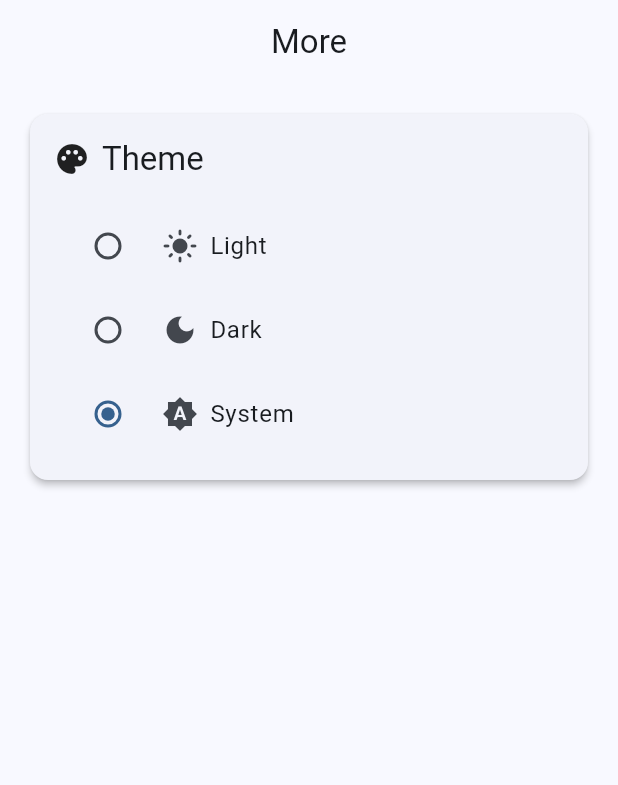
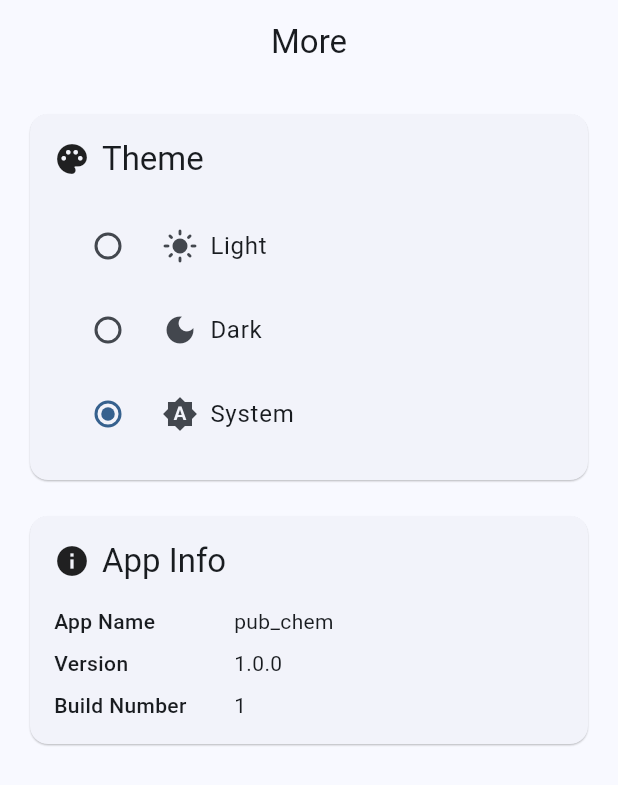
Before and after one commit to monirhelalee/pub_chem, a Flutter app: the MoreScreen screen opened by its route, on a phone screen of 412 x 824 dp. Shown: the top 785 px of the screen. Run offline on Flutter 3.47's test engine with Material 3 defaults, Android fonts, the phone set to English and light mode, and no system bars; our stand-ins replace bloc, dio, flutter_bloc, freezed_annotation, get_it, go_router and 2 more; accounts and stored records are empty; generated files the repository leaves out were written again; network calls fail.

Commit message:
add app info in 'More' screen

```diff
--- a/lib/app/utils/constants.dart
+++ b/lib/app/utils/constants.dart
@@ -2,6 +2,7 @@ class Constants {
   Constants._();
 
   static const List<String> featuredCompounds = [
+    'Monir',
     'Aspirin',
     'Caffeine',
     'Glucose',
--- a/lib/compound_details/view/bloc/compound_details_bloc.dart
+++ b/lib/compound_details/view/bloc/compound_details_bloc.dart
@@ -21,9 +21,11 @@ class CompoundDetailsBloc
   ) async {
     emit(const CompoundDetailsState.loading());
     try {
-      final compound = await _repository.getCompoundDetails(loadEvent.compoundName);
+      final compound = await _repository.getCompoundDetails(
+        loadEvent.compoundName,
+      );
       emit(CompoundDetailsState.loaded(compound: compound));
-    } catch (e) {
+    } on Exception catch (e) {
       emit(
         CompoundDetailsState.error(
           message: e.toString(),
--- a/lib/compound_details/view/compound_details_screen.dart
+++ b/lib/compound_details/view/compound_details_screen.dart
@@ -278,7 +278,7 @@ class _CompoundDetailsScreenState extends State<CompoundDetailsScreen> {
             ),
             const SizedBox(height: 8),
             Text(
-              message,
+              'Please try again!',
               textAlign: TextAlign.center,
               style: Theme.of(context).textTheme.bodyMedium?.copyWith(
                 color: Theme.of(context).colorScheme.onSurfaceVariant,
--- a/lib/more/view/more_screen.dart
+++ b/lib/more/view/more_screen.dart
@@ -1,7 +1,6 @@
 import 'package:flutter/material.dart';
-import 'package:flutter_bloc/flutter_bloc.dart';
-import 'package:pub_chem/app/view/theme/cubit/theme_cubit.dart';
-import 'package:pub_chem/app/view/theme/models/app_theme_mode.dart';
+import 'package:pub_chem/more/view/widgets/app_info_widget.dart';
+import 'package:pub_chem/more/view/widgets/theme_widget.dart';
 
 class MoreScreen extends StatelessWidget {
   const MoreScreen({super.key});
@@ -12,64 +11,18 @@ class MoreScreen extends StatelessWidget {
       appBar: AppBar(
         title: const Text('More'),
       ),
-      body: ListView(
-        padding: const .all(16),
-        children: [
-          Card(
-            child: Padding(
-              padding: const .all(16),
-              child: Column(
-                crossAxisAlignment: .start,
-                children: [
-                  Row(
-                    children: [
-                      const Icon(Icons.palette),
-                      const SizedBox(width: 8),
-                      Text(
-                        'Theme',
-                        style: Theme.of(context).textTheme.titleLarge,
-                      ),
-                    ],
-                  ),
-                  const SizedBox(height: 16),
-                  BlocBuilder<ThemeCubit, AppThemeMode>(
-                    builder: (context, currentTheme) {
-                      return Column(
-                        children: AppThemeMode.values.map((theme) {
-                          return RadioListTile<AppThemeMode>(
-                            title: Row(
-                              children: [
-                                Icon(
-                                  theme == AppThemeMode.light
-                                      ? Icons.light_mode
-                                      : theme == AppThemeMode.dark
-                                      ? Icons.dark_mode
-                                      : Icons.brightness_auto,
-                                ),
-                                const SizedBox(width: 8),
-                                Text(theme.name),
-                              ],
-                            ),
-                            value: theme,
-                            groupValue: currentTheme,
-                            onChanged: (value) async {
-                              if (value != null) {
-                                await context.read<ThemeCubit>().setTheme(
-                                  value,
-                                );
-                              }
-                            },
-                          );
-                        }).toList(),
-                      );
-                    },
-                  ),
-                ],
-              ),
-            ),
-          ),
-        ],
-      ),
+      body: _body(context),
     );
   }
 }
+
+Widget _body(BuildContext context) {
+  return ListView(
+    padding: const EdgeInsets.all(16),
+    children: [
+      const ThemeWidget(),
+      const SizedBox(height: 16),
+      AppInfoWidget(),
+    ],
+  );
+}
--- /dev/null
+++ b/lib/more/view/widgets/app_info_widget.dart
@@ -0,0 +1,102 @@
+import 'package:flutter/material.dart';
+import 'package:package_info_plus/package_info_plus.dart';
+
+class AppInfoWidget extends StatelessWidget {
+  const AppInfoWidget({super.key});
+
+  @override
+  Widget build(BuildContext context) {
+    return Card(
+      elevation: .5,
+      child: Padding(
+        padding: const EdgeInsets.all(16),
+        child: Column(
+          crossAxisAlignment: CrossAxisAlignment.start,
+          children: [
+            Row(
+              children: [
+                const Icon(Icons.info),
+                const SizedBox(width: 8),
+                Text(
+                  'App Info',
+                  style: Theme.of(context).textTheme.titleLarge,
+                ),
+              ],
+            ),
+            const SizedBox(height: 16),
+            FutureBuilder<PackageInfo>(
+              future: PackageInfo.fromPlatform(),
+              builder: (context, snapshot) {
+                if (snapshot.hasData) {
+                  final packageInfo = snapshot.data!;
+                  return Column(
+                    children: [
+                      _buildInfoRow(
+                        context: context,
+                        label: 'App Name',
+                        value: packageInfo.appName,
+                      ),
+                      const SizedBox(height: 8),
+                      _buildInfoRow(
+                        context: context,
+                        label: 'Version',
+                        value: packageInfo.version,
+                      ),
+                      const SizedBox(height: 8),
+                      _buildInfoRow(
+                        context: context,
+                        label: 'Build Number',
+                        value: packageInfo.buildNumber,
+                      ),
+                    ],
+                  );
+                } else if (snapshot.hasError) {
+                  return Text(
+                    'Error loading app info: ${snapshot.error}',
+                    style: Theme.of(context).textTheme.bodyMedium?.copyWith(
+                      color: Theme.of(context).colorScheme.error,
+                    ),
+                  );
+                } else {
+                  return const Center(
+                    child: Padding(
+                      padding: EdgeInsets.all(16.0),
+                      child: CircularProgressIndicator(),
+                    ),
+                  );
+                }
+              },
+            ),
+          ],
+        ),
+      ),
+    );
+  }
+
+  Widget _buildInfoRow({
+    required BuildContext context,
+    required String label,
+    required String value,
+  }) {
+    return Row(
+      crossAxisAlignment: CrossAxisAlignment.start,
+      children: [
+        SizedBox(
+          width: 120,
+          child: Text(
+            label,
+            style: Theme.of(context).textTheme.bodyMedium?.copyWith(
+              fontWeight: FontWeight.w500,
+            ),
+          ),
+        ),
+        Expanded(
+          child: Text(
+            value,
+            style: Theme.of(context).textTheme.bodyMedium,
+          ),
+        ),
+      ],
+    );
+  }
+}
--- /dev/null
+++ b/lib/more/view/widgets/theme_widget.dart
@@ -0,0 +1,66 @@
+import 'package:flutter/material.dart';
+import 'package:flutter_bloc/flutter_bloc.dart';
+import 'package:pub_chem/app/view/theme/cubit/theme_cubit.dart';
+import 'package:pub_chem/app/view/theme/models/app_theme_mode.dart';
+
+class ThemeWidget extends StatelessWidget {
+  const ThemeWidget({super.key});
+
+  @override
+  Widget build(BuildContext context) {
+    return Card(
+      elevation: .5,
+      child: Padding(
+        padding: const EdgeInsets.all(16),
+        child: Column(
+          crossAxisAlignment: CrossAxisAlignment.start,
+          children: [
+            Row(
+              children: [
+                const Icon(Icons.palette),
+                const SizedBox(width: 8),
+                Text(
+                  'Theme',
+                  style: Theme.of(context).textTheme.titleLarge,
+                ),
+              ],
+            ),
+            const SizedBox(height: 16),
+            BlocBuilder<ThemeCubit, AppThemeMode>(
+              builder: (context, currentTheme) {
+                return Column(
+                  children: AppThemeMode.values.map((theme) {
+                    return RadioListTile<AppThemeMode>(
+                      title: Row(
+                        children: [
+                          Icon(
+                            theme == AppThemeMode.light
+                                ? Icons.light_mode
+                                : theme == AppThemeMode.dark
+                                ? Icons.dark_mode
+                                : Icons.brightness_auto,
+                          ),
+                          const SizedBox(width: 8),
+                          Text(theme.name),
+                        ],
+                      ),
+                      value: theme,
+                      groupValue: currentTheme,
+                      onChanged: (value) async {
+                        if (value != null) {
+                          await context.read<ThemeCubit>().setTheme(
+                            value,
+                          );
+                        }
+                      },
+                    );
+                  }).toList(),
+                );
+              },
+            ),
+          ],
+        ),
+      ),
+    );
+  }
+}
--- a/pubspec.yaml
+++ b/pubspec.yaml
@@ -23,6 +23,7 @@ dependencies:
   build_runner: ^2.10.2
   equatable: ^2.0.7
   dio: ^5.9.1
+  package_info_plus: ^8.1.1
 
 
 dev_dependencies:
```
Also changed, not shown: pubspec.lock, 2 other files.
